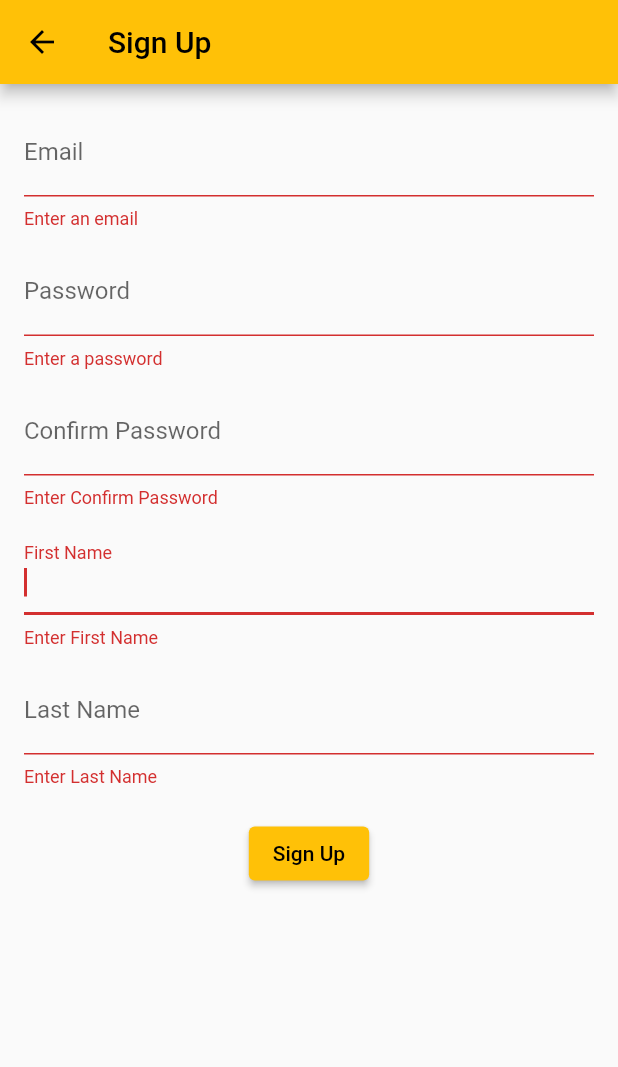
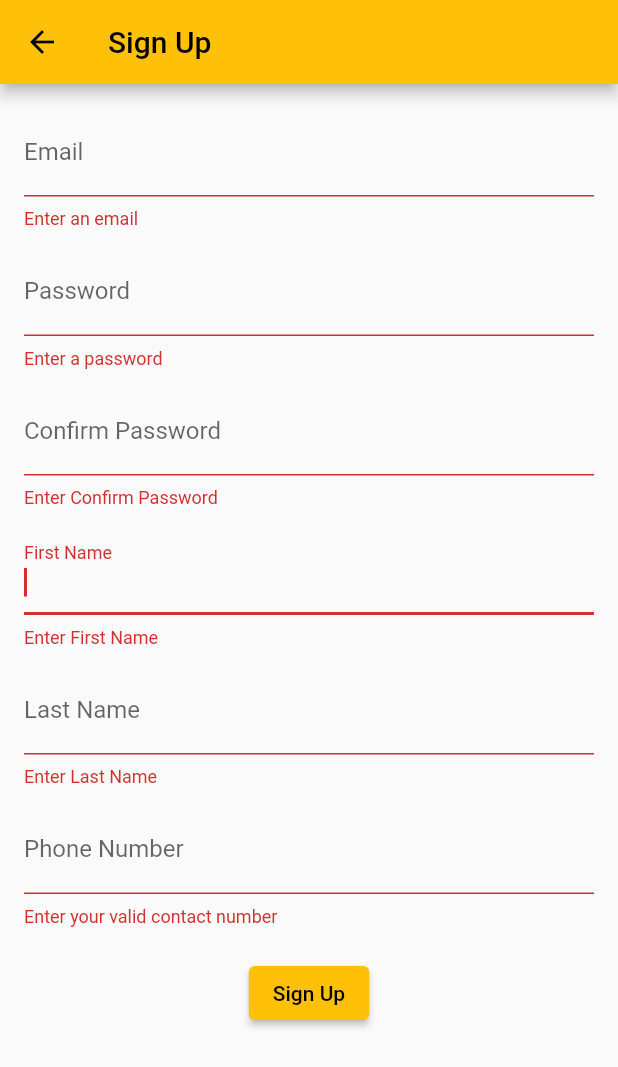
Before and after one commit to hassansultankhan/flutter_login, a Flutter app: the SignUpScreen screen opened directly, after a tap on "Sign Up", on a phone screen of 412 x 824 dp. Shown: the top 1067 px of the screen. Run offline on Flutter 3.47's test engine with Material 2 defaults, Android fonts, the phone set to English and light mode, and no system bars; our stand-ins replace cloud_firestore, firebase_auth, firebase_core, google_sign_in; accounts and stored records are empty.

Commit message:
18/8/2023

```diff
--- a/lib/loginScreen.dart
+++ b/lib/loginScreen.dart
@@ -79,6 +79,7 @@ class loginScreen extends StatelessWidget {
         );
         print('$log');
       }
+
     } catch (error, stackTrace) {
       print('Error signing in with Google: $error');
       print(stackTrace);
--- a/lib/signupscreen.dart
+++ b/lib/signupscreen.dart
@@ -1,5 +1,7 @@
+import 'package:cloud_firestore/cloud_firestore.dart';
 import 'package:firebase_auth/firebase_auth.dart';
 import 'package:flutter/material.dart';
+import 'package:flutter_login/profileScreen.dart';
 
 
 class SignUpScreen extends StatefulWidget {
@@ -14,19 +16,21 @@ class _SignUpScreenState extends State<SignUpScreen> {
   final TextEditingController _confirmPasswordController = TextEditingController();
   final TextEditingController _firstnameController = TextEditingController();
   final TextEditingController _lastnameController = TextEditingController();
+  final TextEditingController _phoneController = TextEditingController();
 
 
 
   bool _isLoading = false;
-  bool emailTaken = false;// Track loading state
-  bool _reload = false;
+  bool emailTaken = false;
+  bool emailSet = false;
+  String email1 = "";
+  bool emailError = false;
 
   @override
 
   void initState(){
     super.initState();
-    _emailController.addListener(_emailControllerListener);
-    _emailController.addListener(_emailControllerrefresh);
+
   }
 
   Widget build(BuildContext context) {
@@ -95,6 +99,21 @@ class _SignUpScreenState extends State<SignUpScreen> {
                   validator: (val) => val!.isEmpty ? 'Enter Last Name' : null,
                   decoration: InputDecoration(labelText: 'Last Name'),
                 ),
+                const SizedBox(height: 12),
+                TextFormField(
+                  controller: _phoneController,
+                  validator: (val) {
+                    if (val!.isEmpty) {
+                      return 'Enter your valid contact number';
+                    } else if (!isValidPhoneNumber(val)) {
+                      return 'Enter a valid numeric phone number';
+                    }
+                    return null;
+                  },
+                  keyboardType: TextInputType.phone, // Use phone keyboard layout
+                  decoration: InputDecoration(labelText: 'Phone Number'),
+                ),
+
                 const SizedBox(height: 20),
                 ElevatedButton(
                   onPressed: _isLoading ? null : _handleSignup, // Disable button when loading
@@ -115,54 +134,119 @@ class _SignUpScreenState extends State<SignUpScreen> {
                       setState(() {
                         _isLoading = true;
                         emailTaken = false;
-                                  if (_reload = true){
-                                    _emailControllerrefresh();
-                                  }
-                                   // Start loadinge
                       });
 
                       if (_formKey.currentState!.validate()) {
                         try {
+                                 // upload firebase Authenticator credentials
                                     UserCredential userCredential =
                                         await FirebaseAuth.instance.createUserWithEmailAndPassword(
                                       email: _emailController.text,
                                       password: _passwordController.text,
                                     );
-                                    // Handle the successful signup, if needed.
+
+                                    print("Credentials accepted");
+
+                                    //create firebase firestore collection with title of profiles
+                                    final CollectionReference _profiles =
+                                        FirebaseFirestore.instance.collection('Profiles');
+
+                                    final String email = _emailController.text;
+                                    final String password = _passwordController.text;
+                                    final String firstName = _firstnameController.text;
+                                    final String lastName = _lastnameController.text;
+                                    final String phoneNumber = _phoneController.text;
+
+                                    // add credentials to that collection database created above in firestore
+                                    await _profiles.add({
+                                      "email": email,
+                                      "password": password,
+                                      "First Name": firstName,
+                                      "Last Name": lastName,
+                                      "phone Number": phoneNumber,
+                                      "timestamp": FieldValue.serverTimestamp(),
+                                    });
+
+
+
+
+                            // Query the documents in the collection and order by creation time in descending order
+                              QuerySnapshot querySnapshot = await _profiles.orderBy('timestamp', descending: true).limit(1).get();
+
+                              // Check if there are any documents in the query result
+                              if (querySnapshot.docs.isNotEmpty) {
+                                // Access the data of the first document (most recent)
+                                String email1 = querySnapshot.docs.first['email'];
+
+                                // Now you can use this data as needed
+                                print('Most recent email: $email1');
+
+                                //if email retreived set bool to transger credentials to profile page
+                                if (email == email1 ) {
+                                  setState(() {
+                                    emailSet = true;
+                                  });
+                                }
+                              } else {
+                                // Handle the case where no documents were found
+                                print('No documents found.');
+                              }
                           }
 
+                          // Handle the successful signup, if needed.
                         on FirebaseAuthException catch (e) {
+                          if (e.code == 'weak-password') {
+                            print('The password provided is too weak.');
+                          } else if (e.code == 'email-already-in-use') {
+                            print('The account already exists for that email.');
+                            setState(() {
+                              emailError = true;
+                            });
 
-                                      if (e.code == 'weak-password')
-                                          {
-                                        print('The password provided is too weak.');
-                                          }
-                                          else if (e.code == 'email-already-in-use') {
-                                        print('The account already exists for that email.');
-                                          // setState(() {
-                                          _emailControllerListener();
-                                          // });
+                            showDialog(
+                              context: context,
+                              builder: (context) => AlertDialog(
+                                title: Text('Error'),
+                                content: Text('An account is already assigned to this email.'),
+                                actions: <Widget>[
+                                  TextButton(
+                                    onPressed: () {
+                                      Navigator.of(context).pop(); // Close the dialog
+                                    },
+                                    child: Text('OK'),
+                                  ),
+                                ],
+                              ),
+                            );
                           }
                           // Handle other signup errors, if needed.
-                                  }
-
-                                  catch (e) {
+                        } catch (e) {
                           print(e.toString());
-                                  }
-                                  finally {
+                        } finally {
                           setState(() {
                             _isLoading = false;
                             emailTaken = false;
-                                      // dispose(); // Reset the emailTaken flag
                           });
                         }
                       }
 
                       setState(() {
                         _isLoading = false;
-                                        _reload = true;
+                      });
+
+                      // stuck here
+                      print("emailSet: $emailSet");
+                      print("emailError: $emailError");
+                      if (emailSet
+                      && !emailError
+                      ){
+                         Navigator.push(context, MaterialPageRoute(builder: (context)=>
+                         ProfileScreen(
+                          displayName: _firstnameController.text,
+                          email: _emailController.text,
+                          photoUrl: "assets/smiley.png")));
                       }
-                                      );
+
                       // Clear text editing controller values
                       // dispose();
                     }
@@ -190,11 +274,10 @@ class _SignUpScreenState extends State<SignUpScreen> {
   return null;
 }
 
-void _emailControllerListener(){
-  emailTaken = true;
-}
-void _emailControllerrefresh(){
-  emailTaken = false;
+bool isValidPhoneNumber(String phoneNumber) {
+  // Use a regular expression to check if the phone number is numeric
+  final phoneRegExp = RegExp(r'^[0-9]+$');
+  return phoneRegExp.hasMatch(phoneNumber);
 }
 
 
--- a/pubspec.yaml
+++ b/pubspec.yaml
@@ -64,8 +64,8 @@ flutter:
   uses-material-design: true
 
   # To add assets to your application, add an assets section, like this:
-  # assets:
-  #   - images/a_dot_burr.jpeg
+  assets:
+    - assets/smiley.png
   #   - images/a_dot_ham.jpeg
 
   # An image asset can refer to one or more resolution-specific "variants", see
```
Also changed, not shown: lib/profileScreen.dart (+8 -6 lines), assets/smiley.png (added). Lines whose indentation alone changed are shown as unchanged.
